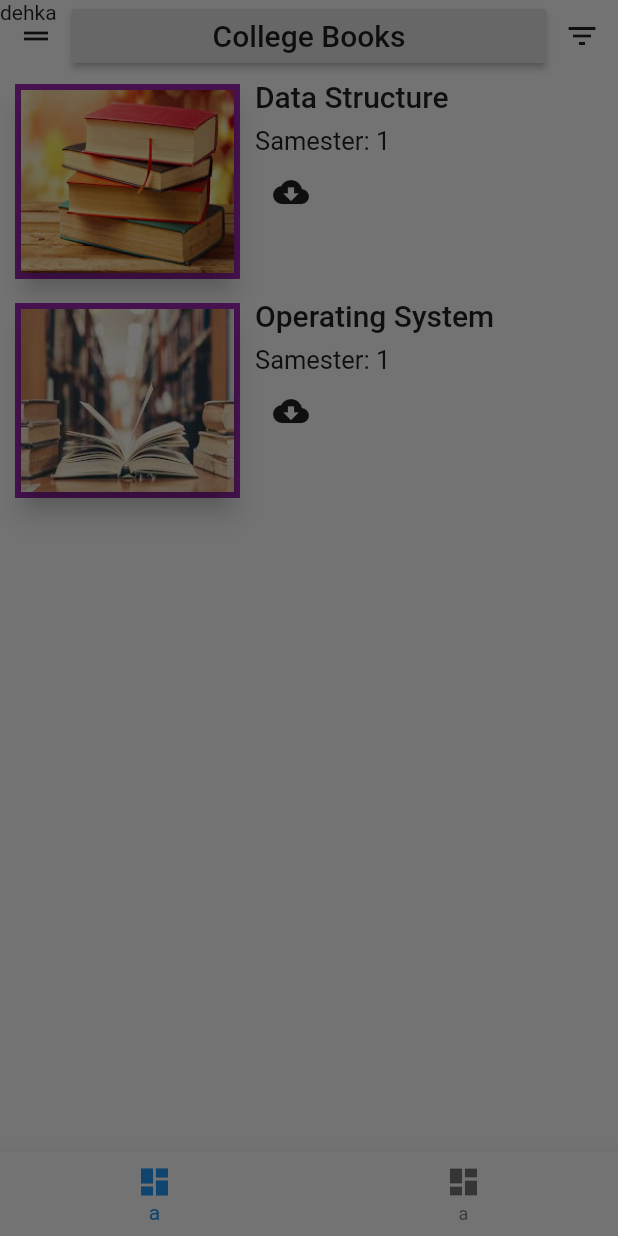
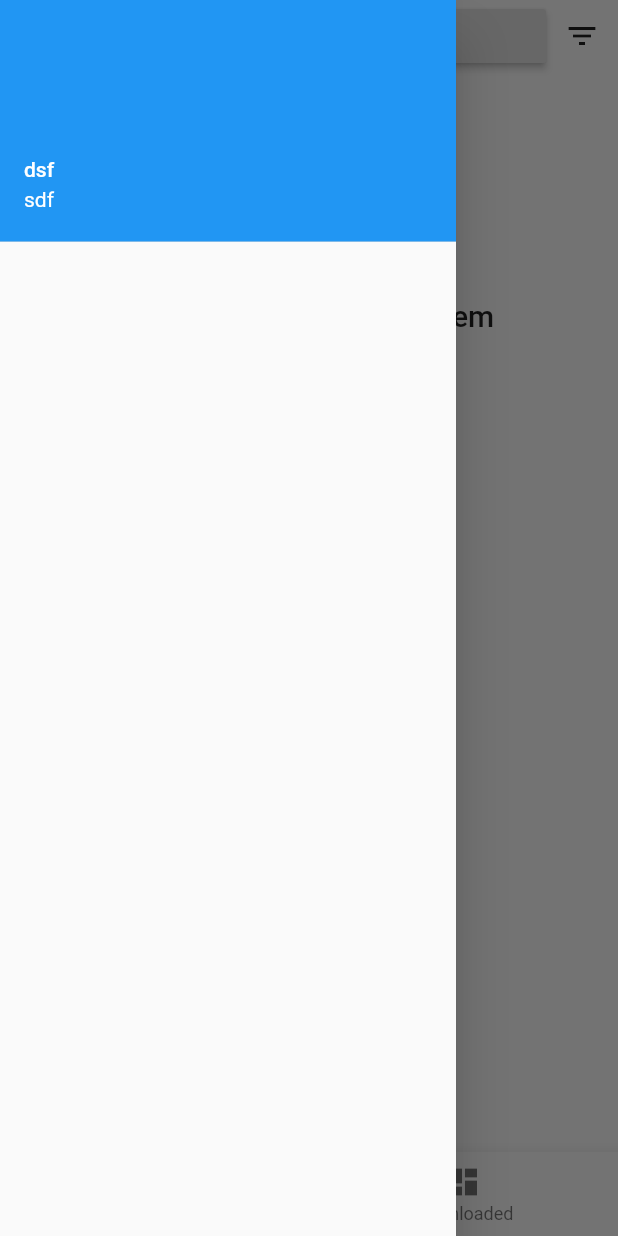
Before and after one commit to akshayyadav76/college_books, a Flutter app: the screen it shows after launch, with the side drawer open, on a phone screen of 412 x 824 dp. Run offline on Flutter 3.47's test engine with Material 2 defaults, Android fonts, the phone set to English and light mode, and no system bars; missing offline and left inert: flutter_pdfview.

Commit message:
added drawer and popmenu

```diff
--- /dev/null
+++ b/lib/MyApp.dart
@@ -0,0 +1,44 @@
+import 'package:flutter/material.dart';
+
+import './bottomBarScreens/bottom_bar_screen1.dart';
+import './bottomBarScreens/bottom_bar_screen2.dart';
+import './app_drawer.dart';
+
+class MyApp extends StatefulWidget {
+  _MyAppState createState() => _MyAppState();
+}
+
+class _MyAppState extends State<MyApp> {
+
+
+
+
+List<Widget>bottomNavigationScreens=[
+BottomBarScreen1(),
+BottomBarScreen2(),
+];
+
+int index =0;
+
+  Widget build(BuildContext context) {
+    return SafeArea(
+          child: Scaffold(
+          drawer: AppDrawer(),
+          bottomNavigationBar: BottomNavigationBar(
+            currentIndex: index,
+            onTap: (s){
+              setState(() {
+                index = s;
+              });
+            },
+            items: [
+            BottomNavigationBarItem(
+                title: Text("All Books"), icon: Icon(Icons.dashboard)),
+            BottomNavigationBarItem(
+                title: Text("Downloaded"), icon: Icon(Icons.dashboard)),
+          ]),
+          body:  bottomNavigationScreens[index],
+          ),
+    );
+  }
+}
--- /dev/null
+++ b/lib/app_drawer.dart
@@ -0,0 +1,21 @@
+import 'package:flutter/material.dart';
+
+class AppDrawer extends StatelessWidget {
+  @override
+  Widget build(BuildContext context) {
+    return
+    Drawer(
+        child: ListView(
+
+      children: <Widget>[
+        UserAccountsDrawerHeader(
+          accountName: Text("dsf"), accountEmail: Text("sdf"),),
+        // Container(
+        //   height: 40,
+        //   width: 40,
+        //   color: Colors.purple,
+        // )
+      ],
+    ));
+  }
+}
--- /dev/null
+++ b/lib/bottomBarScreens/bottom_bar_screen1.dart
@@ -0,0 +1,138 @@
+import 'dart:async';
+import 'dart:io';
+
+import 'package:flutter/material.dart';
+import 'package:flutter/foundation.dart';
+import 'package:path_provider/path_provider.dart';
+
+import '../book_model.dart';
+import '../pdf_screen.dart';
+
+String pathPDF = "";
+String corruptedPathPDF = "";
+List<BookModel> data = BookModel.mca;
+
+Future<File> createFileOfPdfUrl() async {
+  // final url =
+  // "https://berlin2017.droidcon.cod.newthinking.net/sites/global.droidcon.cod.newthinking.net/files/media/documents/Flutter%20-%2060FPS%20UI%20of%20the%20future%20%20-%20DroidconDE%2017.pdf";
+  final url = "https://pdfkit.org/docs/guide.pdf";
+  final filename = url.substring(url.lastIndexOf("/") + 1);
+  var request = await HttpClient().getUrl(Uri.parse(url));
+  var response = await request.close();
+  var bytes = await consolidateHttpClientResponseBytes(response);
+  String dir = (await getApplicationDocumentsDirectory()).path;
+  File file = new File('$dir/$filename');
+  await file.writeAsBytes(bytes);
+  return file;
+}
+
+class BottomBarScreen1 extends StatelessWidget {
+  @override
+  Widget build(BuildContext context) {
+    return Column(
+      children: <Widget>[
+        Row(
+          children: <Widget>[
+            IconButton(
+                icon: Icon(Icons.drag_handle),
+                onPressed: () {
+                  Scaffold.of(context).openDrawer();
+                }),
+            Expanded(
+              child: RaisedButton(
+                child: Text(
+                  "College Books",
+                  style: Theme.of(context).textTheme.title,
+                ),
+                onPressed: () {
+                  if (pathPDF != null) {
+                    Navigator.push(
+                      context,
+                      MaterialPageRoute(
+                        builder: (context) => PdfScreen(path: pathPDF),
+                      ),
+                    );
+                  }
+                },
+              ),
+            ),
+            PopupMenuButton(
+                icon: Icon(Icons.filter_list),
+                itemBuilder: (context) => [
+                      PopupMenuItem(
+
+                        child: PopupMenuButton(
+                          padding: EdgeInsets.zero,
+                          child: Row(
+                            children: <Widget>[
+                              Text("MCA"),
+                              Icon(Icons.arrow_right),
+                            ],
+                          ),
+                          itemBuilder: (context)=>[
+                            PopupMenuItem(
+                              child:Text("Sem 1") ),  PopupMenuItem(
+                              child:Text("Sem 2") ),  PopupMenuItem(
+                              child:Text("Sem 3") ),  PopupMenuItem(
+                              child:Text("Sem 4") ),  PopupMenuItem(
+                              child:Text("Sem 5") ),  PopupMenuItem(
+                              child:Text("Sem 6") ),
+                          ],
+                        ),
+                      ),
+                    ]),
+          ],
+        ),
+        Expanded(
+          child: ListView.builder(
+              itemCount: data.length,
+              itemBuilder: (context, i) {
+                return Row(
+                  crossAxisAlignment: CrossAxisAlignment.start,
+                  children: <Widget>[
+                    Container(
+                      height: 130,
+                      width: 150,
+                      color: Colors.purple,
+                      margin: EdgeInsets.symmetric(horizontal: 10, vertical: 8),
+                      child: Card(
+                        child: Image.asset(
+                          data[i].bookCover,
+                          fit: BoxFit.fill,
+                        ),
+                        elevation: 7,
+                      ),
+                    ),
+                    Expanded(
+                      child: Column(
+                        crossAxisAlignment: CrossAxisAlignment.start,
+                        children: <Widget>[
+                          SizedBox(
+                            height: 5,
+                          ),
+                          Text(
+                            data[i].bookName,
+                            style: Theme.of(context).textTheme.title,
+                          ),
+                          SizedBox(
+                            height: 8,
+                          ),
+                          Text(
+                            "Samester: ${data[i].semester}",
+                            style: TextStyle(fontSize: 17),
+                          ),
+                          IconButton(
+                            icon: Icon(Icons.cloud_download),
+                            onPressed: () {},
+                          )
+                        ],
+                      ),
+                    )
+                  ],
+                );
+              }),
+        ),
+      ],
+    );
+  }
+}
--- a/lib/main.dart
+++ b/lib/main.dart
@@ -1,5 +1,5 @@
 import 'package:flutter/material.dart';
-import './one.dart';
+import './MyApp.dart';
 
 void main() => runApp(CollegeBooks());
 
--- a/lib/one.dart
+++ /dev/null
@@ -1,129 +0,0 @@
-import 'dart:async';
-import 'dart:io';
-
-import 'package:flutter/foundation.dart';
-import 'package:flutter/material.dart';
-import 'package:path_provider/path_provider.dart';
-
-import './pdf_screen.dart';
-import './book_model.dart';
-
-class MyApp extends StatefulWidget {
-  _MyAppState createState() => _MyAppState();
-}
-
-class _MyAppState extends State<MyApp> {
-  String pathPDF = "";
-  String corruptedPathPDF = "";
-  List<BookModel> data = BookModel.mca;
-
-  Future<File> createFileOfPdfUrl() async {
-    // final url =
-    // "https://berlin2017.droidcon.cod.newthinking.net/sites/global.droidcon.cod.newthinking.net/files/media/documents/Flutter%20-%2060FPS%20UI%20of%20the%20future%20%20-%20DroidconDE%2017.pdf";
-    final url = "https://pdfkit.org/docs/guide.pdf";
-    final filename = url.substring(url.lastIndexOf("/") + 1);
-    var request = await HttpClient().getUrl(Uri.parse(url));
-    var response = await request.close();
-    var bytes = await consolidateHttpClientResponseBytes(response);
-    String dir = (await getApplicationDocumentsDirectory()).path;
-    File file = new File('$dir/$filename');
-    await file.writeAsBytes(bytes);
-    return file;
-  }
-
-  Widget build(BuildContext context) {
-    return SafeArea(
-          child: Scaffold(
-          drawer: Column(
-            children: <Widget>[Text("dehka")],
-          ),
-          bottomNavigationBar: BottomNavigationBar(items: [
-            BottomNavigationBarItem(
-                title: Text("a"), icon: Icon(Icons.dashboard)),
-            BottomNavigationBarItem(
-                title: Text("a"), icon: Icon(Icons.dashboard)),
-          ]),
-          body:  Column(
-              children: <Widget>[
-                Row(
-                  children: <Widget>[
-                    IconButton(icon: Icon(Icons.drag_handle), onPressed: (){
-                      Scaffold.of(context).openDrawer();
-                    }),
-                    Expanded(
-                      child: RaisedButton(
-                        child: Text(
-                          "College Books",
-                          style: Theme.of(context).textTheme.title,
-                        ),
-                        onPressed: () {
-                          if (pathPDF != null) {
-                            Navigator.push(
-                              context,
-                              MaterialPageRoute(
-                                builder: (context) => PdfScreen(path: pathPDF),
-                              ),
-                            );
-                          }
-                        },
-                      ),
-                    ),
-                    IconButton(icon: Icon(Icons.filter_list), onPressed: () {})
-                  ],
-                ),
-                Expanded(
-                  child: ListView.builder(
-                      itemCount: data.length,
-                      itemBuilder: (context, i) {
-                        return Row(
-                          crossAxisAlignment: CrossAxisAlignment.start,
-                          children: <Widget>[
-                            Container(
-                              height: 130,
-                              width: 150,
-                              color: Colors.purple,
-                              margin: EdgeInsets.symmetric(
-                                  horizontal: 10, vertical: 8),
-                              child: Card(
-                                child: Image.asset(
-                                  data[i].bookCover,
-                                  fit: BoxFit.fill,
-                                ),
-                                elevation: 7,
-                              ),
-                            ),
-                            Expanded(
-                              child: Column(
-                                crossAxisAlignment: CrossAxisAlignment.start,
-                                children: <Widget>[
-                                  SizedBox(
-                                    height: 5,
-                                  ),
-                                  Text(
-                                    data[i].bookName,
-                                    style: Theme.of(context).textTheme.title,
-                                  ),
-                                  SizedBox(
-                                    height: 8,
-                                  ),
-                                  Text(
-                                    "Samester: ${data[i].semester}",
-                                    style: TextStyle(fontSize: 17),
-                                  ),
-                                  IconButton(
-                                    icon: Icon(Icons.cloud_download),
-                                    onPressed: () {},
-                                  )
-                                ],
-                              ),
-                            )
-                          ],
-                        );
-                      }),
-                ),
-              ],
-            ),
-          ),
-    );
-  }
-}
```
Also changed, not shown: lib/bottomBarScreens/bottom_bar_screen2.dart (added, +31 -0 lines), 1 other file.
